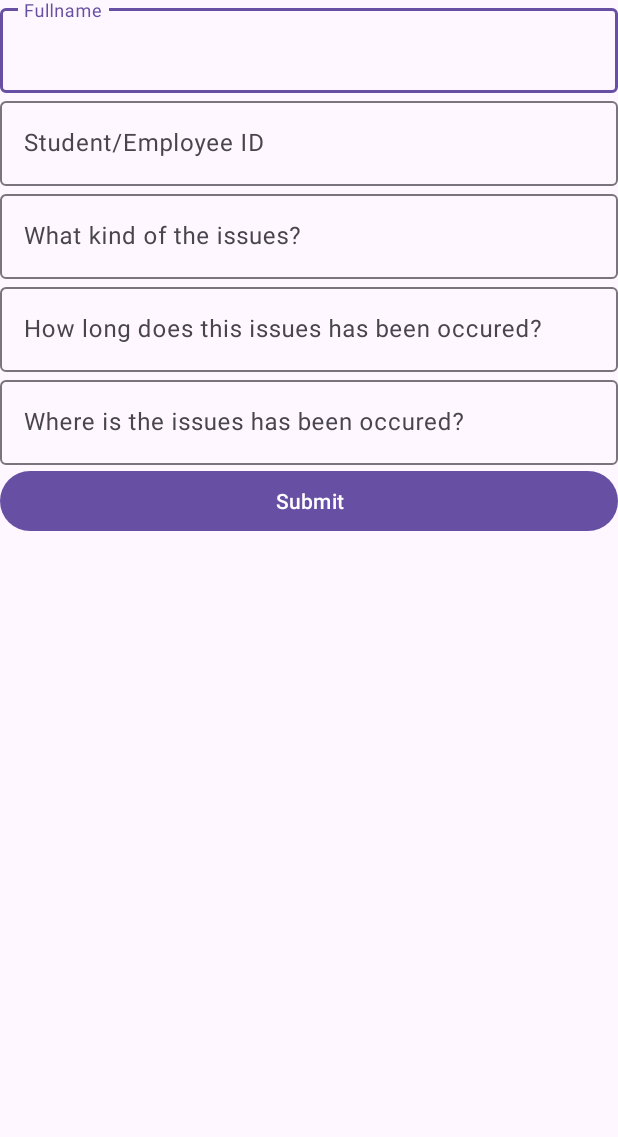
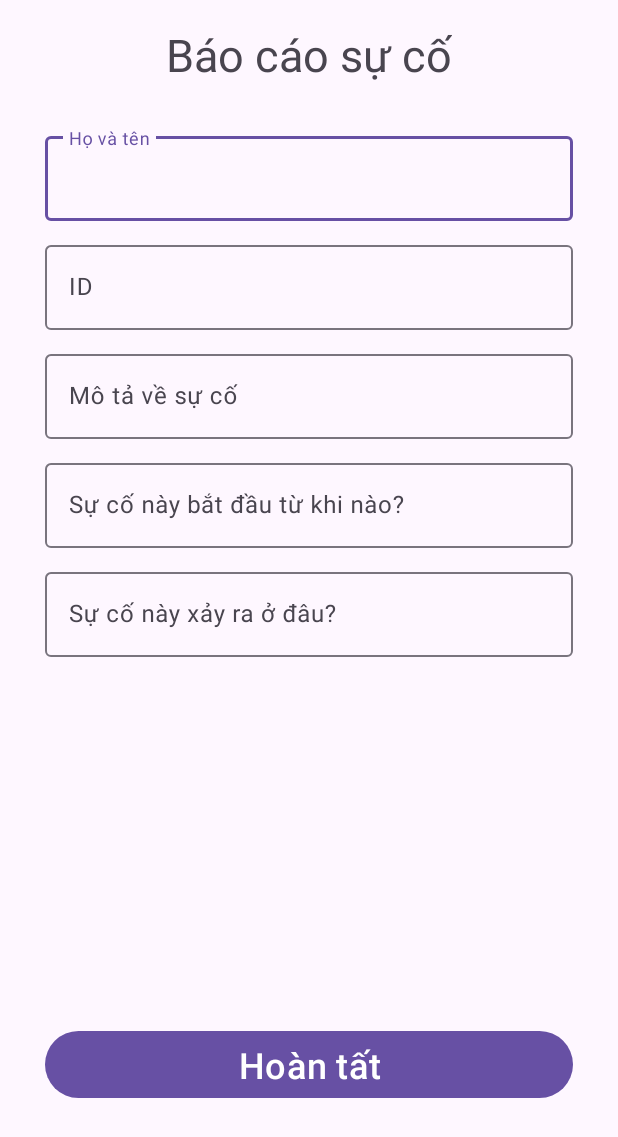
Before and after one commit to NHpe/NMCNPM21_3, an Android app: the fragment ReportIssues shown on its own in the app's theme, on a phone screen of 412 x 824 dp. Shown: the top 1137 px of the screen. Run offline under Robolectric (Android 15) with nearby library versions, the phone set to English and light mode, and no system bars.

Commit message:
Chỉnh sửa giao diện của Report Issue

```diff
--- a/Dormitory/app/src/main/res/layout/fragment_report_issues.xml
+++ b/Dormitory/app/src/main/res/layout/fragment_report_issues.xml
@@ -5,6 +5,15 @@
     android:layout_width="match_parent"
     android:layout_height="match_parent"
     tools:context=".ReportIssues">
+
+    <TextView
+        android:layout_width="wrap_content"
+        android:layout_height="wrap_content"
+        android:layout_marginTop="16dp"
+        android:layout_gravity="center"
+        android:layout_centerHorizontal="true"
+        android:textSize="30sp"
+        android:text="Báo cáo sự cố"/>
 
     <ScrollView
         android:layout_width="match_parent"
@@ -16,68 +25,102 @@
             android:orientation="vertical"
             android:gravity="center">
 
+            <View
+                android:layout_width="wrap_content"
+                android:layout_height="0dp"
+                android:layout_marginTop="80dp"
+                android:layout_weight="1"/>
+
             <com.google.android.material.textfield.TextInputLayout
                 android:layout_width="match_parent"
-                android:layout_height="wrap_content">
+                android:layout_height="wrap_content"
+                android:hint="Họ và tên"
+                android:layout_marginStart="30dp"
+                android:layout_marginEnd="30dp"
+                android:layout_marginTop="5dp"
+                android:layout_marginBottom="5dp">
                 <com.google.android.material.textfield.TextInputEditText
                     android:layout_width="match_parent"
                     android:layout_height="wrap_content"
-                    android:id="@+id/edtFullName"
-                    android:hint="Fullname">
+                    android:id="@+id/edtFullName">
                 </com.google.android.material.textfield.TextInputEditText>
             </com.google.android.material.textfield.TextInputLayout>
 
             <com.google.android.material.textfield.TextInputLayout
                 android:layout_width="match_parent"
-                android:layout_height="wrap_content">
+                android:layout_height="wrap_content"
+                android:hint="ID"
+                android:layout_marginStart="30dp"
+                android:layout_marginEnd="30dp"
+                android:layout_marginTop="5dp"
+                android:layout_marginBottom="5dp">
                 <com.google.android.material.textfield.TextInputEditText
                     android:layout_width="match_parent"
                     android:layout_height="wrap_content"
-                    android:id="@+id/edtID"
-                    android:hint="Student/Employee ID">
+                    android:id="@+id/edtID">
                 </com.google.android.material.textfield.TextInputEditText>
             </com.google.android.material.textfield.TextInputLayout>
 
             <com.google.android.material.textfield.TextInputLayout
                 android:layout_width="match_parent"
-                android:layout_height="wrap_content">
+                android:layout_height="wrap_content"
+                android:hint="Mô tả về sự cố"
+                android:layout_marginStart="30dp"
+                android:layout_marginEnd="30dp"
+                android:layout_marginTop="5dp"
+                android:layout_marginBottom="5dp">
                 <com.google.android.material.textfield.TextInputEditText
                     android:layout_width="match_parent"
                     android:layout_height="wrap_content"
-                    android:id="@+id/edtWhat"
-                    android:hint="What kind of the issues?">
+                    android:id="@+id/edtWhat">
                 </com.google.android.material.textfield.TextInputEditText>
             </com.google.android.material.textfield.TextInputLayout>
 
             <com.google.android.material.textfield.TextInputLayout
                 android:layout_width="match_parent"
-                android:layout_height="wrap_content">
+                android:layout_height="wrap_content"
+                android:hint="Sự cố này bắt đầu từ khi nào?"
+                android:layout_marginStart="30dp"
+                android:layout_marginEnd="30dp"
+                android:layout_marginTop="5dp"
+                android:layout_marginBottom="5dp">
                 <com.google.android.material.textfield.TextInputEditText
                     android:layout_width="match_parent"
                     android:layout_height="wrap_content"
-                    android:id="@+id/edtHowLong"
-                    android:hint="How long does this issues has been occured?">
+                    android:id="@+id/edtHowLong">
                 </com.google.android.material.textfield.TextInputEditText>
             </com.google.android.material.textfield.TextInputLayout>
 
             <com.google.android.material.textfield.TextInputLayout
                 android:layout_width="match_parent"
-                android:layout_height="wrap_content">
+                android:layout_height="wrap_content"
+                android:hint="Sự cố này xảy ra ở đâu?"
+                android:layout_marginStart="30dp"
+                android:layout_marginEnd="30dp"
+                android:layout_marginTop="5dp"
+                android:layout_marginBottom="5dp">
                 <com.google.android.material.textfield.TextInputEditText
                     android:layout_width="match_parent"
                     android:layout_height="wrap_content"
-                    android:id="@+id/edtWhere"
-                    android:hint="Where is the issues has been occured?">
+                    android:id="@+id/edtWhere">
                 </com.google.android.material.textfield.TextInputEditText>
             </com.google.android.material.textfield.TextInputLayout>
 
-            <Button
+            <View
+                android:layout_width="wrap_content"
+                android:layout_height="0dp"
+                android:layout_weight="1"
+                android:layout_marginTop="240dp"/>
+
+            <com.google.android.material.button.MaterialButton
                 android:id="@+id/btnSubmit"
                 android:layout_width="match_parent"
                 android:layout_height="wrap_content"
-                android:orientation="vertical"
-                android:gravity="center"
-                android:text="Submit" />
+                android:layout_marginStart="30dp"
+                android:layout_marginEnd="30dp"
+                android:layout_gravity="center"
+                android:textSize="24sp"
+                android:text="Hoàn tất" />
         </LinearLayout>
     </ScrollView>
 
```
